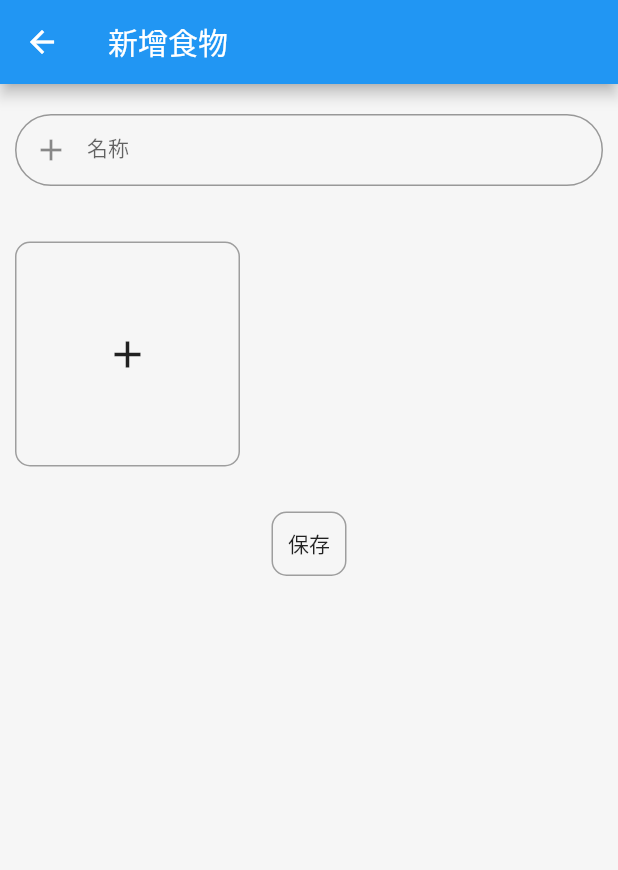
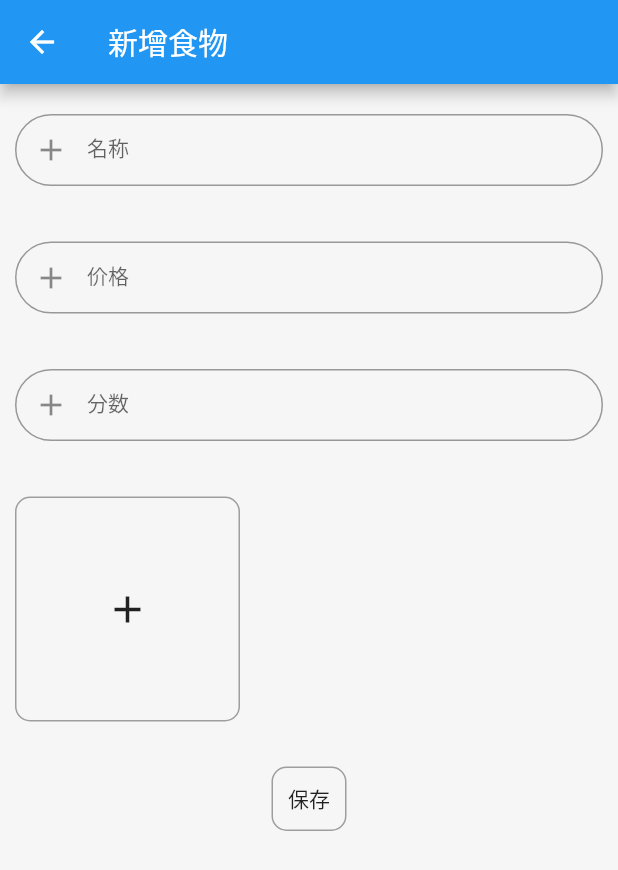
Before and after one commit to shiramashiro/random_foods, a Flutter app: the screen it shows after launch, after a tap on "增加食物", on a phone screen of 412 x 824 dp. Shown: the top 870 px of the screen. Run offline on Flutter 3.47's test engine with Material 2 defaults, Android fonts, the light colour scheme and no system bars; our stand-ins replace flutter_easyloading, image_picker, sqflite; accounts and stored records are empty.

Commit message:
开始优化程序-2022年3月24日00:25:19

```diff
--- a/lib/models/food.dart
+++ b/lib/models/food.dart
@@ -1,6 +1,8 @@
 class Food {
   int? id;
   String? name;
+  double? price;
+  double? star;
   String? image;
   int? times;
   String? eatenDate;
@@ -13,6 +15,8 @@ class Food {
     name = json['name'];
     image = json['image'];
     times = json['times'];
+    price = json['price'];
+    star = json['star'];
     eatenDate = json['eatenDate'];
     entryDate = json['entryDate'];
   }
@@ -22,6 +26,8 @@ class Food {
     data['name'] = name;
     data['image'] = image;
     data['times'] = times;
+    data['price'] = price;
+    data['star'] = star;
     data['eatenDate'] = eatenDate;
     data['entryDate'] = entryDate;
     return data;
--- a/lib/pages/add_foods_page.dart
+++ b/lib/pages/add_foods_page.dart
@@ -16,6 +16,9 @@ class AddFoodsPage extends StatefulWidget {
 
 class _AddFoodsPageState extends State<AddFoodsPage> {
   final TextEditingController _name = TextEditingController();
+  final TextEditingController _price = TextEditingController();
+  final TextEditingController _star = TextEditingController();
+  final GlobalKey _form = GlobalKey();
   final FoodsService _service = FoodsService();
   XFile? imageFile;
 
@@ -31,13 +34,28 @@ class _AddFoodsPageState extends State<AddFoodsPage> {
         ),
         padding: const EdgeInsets.only(top: 20, left: 10, right: 10),
         child: Form(
+          key: _form,
           child: Column(
             children: [
               FormInput(
                 controller: _name,
                 validator: (e) {},
                 label: '名称',
-                hint: '请输入食物名称',
+                hint: '输入食物名称',
+                icon: Icons.add,
+              ),
+              FormInput(
+                controller: _price,
+                validator: (e) {},
+                label: '价格',
+                hint: '输入食物的价格',
+                icon: Icons.add,
+              ),
+              FormInput(
+                controller: _star,
+                validator: (e) {},
+                label: '分数',
+                hint: '输入对食物的评分',
                 icon: Icons.add,
               ),
               ImageSelector(
@@ -51,6 +69,7 @@ class _AddFoodsPageState extends State<AddFoodsPage> {
                 text: '保存',
                 marginTop: 30,
                 onTap: () {
+                  if ((_form.currentState as FormState).validate()) {}
                   _service.valid(
                     file: imageFile,
                     foodName: _name.text,
--- a/lib/pages/home_page.dart
+++ b/lib/pages/home_page.dart
@@ -55,11 +55,8 @@ class _HomePageState extends State<HomePage> {
                   },
                   icon: Icons.emoji_food_beverage,
                   text: '已有食物',
-                )
-              ],
                 ),
-            Center(
-              child: TextIconButton(
+                TextIconButton(
                   onTap: () {
                     _service.display((foods) {
                       Food food = foods[_service.getRandom(foods.length)];
@@ -83,6 +80,7 @@ class _HomePageState extends State<HomePage> {
                   icon: Icons.query_builder,
                   text: '今日随机',
                 ),
+              ],
             ),
             _todayFood,
           ],
--- a/lib/service/foods_service.dart
+++ b/lib/service/foods_service.dart
@@ -23,6 +23,7 @@ class FoodsService {
         TableField(name: 'name', type: 'text'),
         TableField(name: 'image', type: 'text'),
         TableField(name: 'times', type: 'integer'),
+        TableField(name: 'price', type: 'double'),
         TableField(name: 'entryDate', type: 'text'),
         TableField(name: 'eatenDate', type: 'text'),
       ],
```
Also changed, not shown: lib/service/add_foods_service.dart (added, +37 -0 lines), lib/utils/table_op.dart (added, +48 -0 lines). Lines whose indentation alone changed are shown as unchanged.
